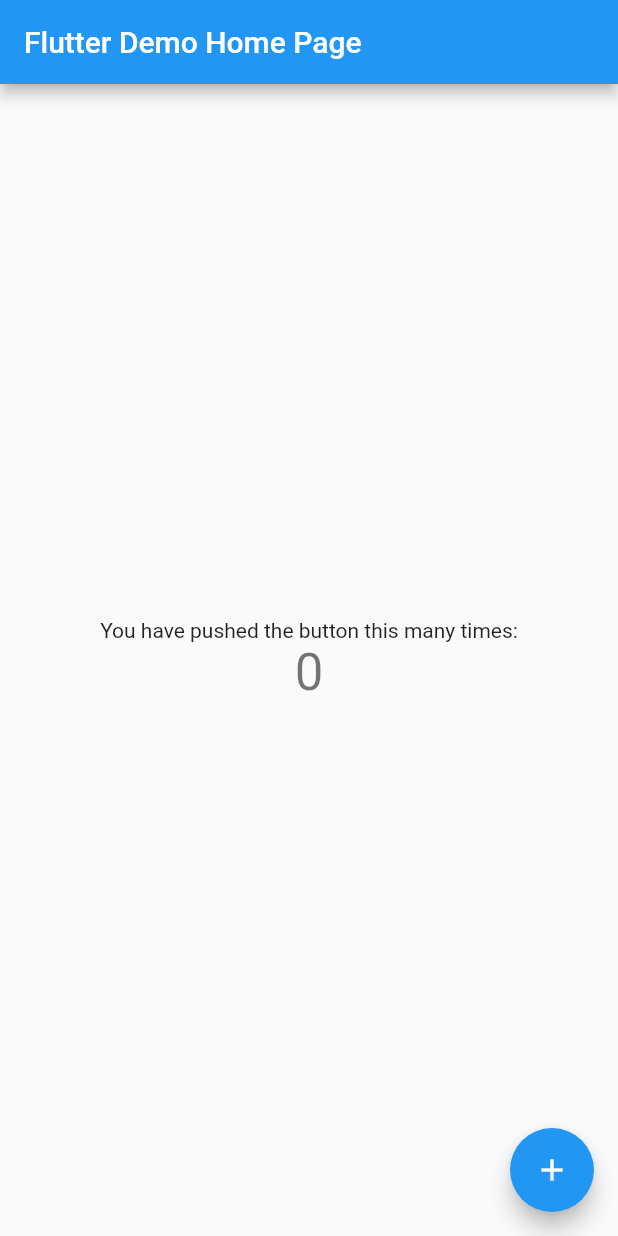
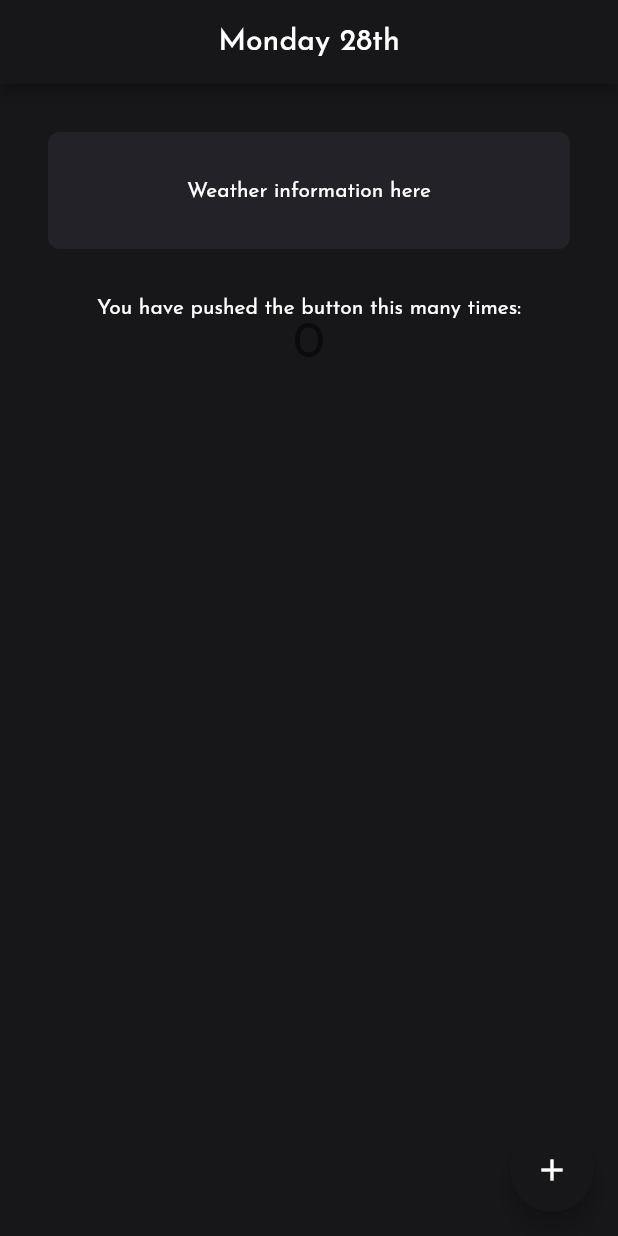
Before and after one commit to IanWambai/HydroIQToDo, a Flutter app: the screen it shows after launch, on a phone screen of 412 x 824 dp. Run offline on Flutter 3.47's test engine with Material 2 defaults, Android fonts, the phone set to English and light mode, and no system bars.

Commit message:
Initial UI
Set up initial todo and weather containers, as well as custom fonts.

Signed-off-by: Ian Wambai <ianwambai@gmail.com>

```diff
--- a/lib/main.dart
+++ b/lib/main.dart
@@ -4,26 +4,31 @@ void main() {
   runApp(MyApp());
 }
 
+const MaterialColor primarySwatch = MaterialColor(
+  0xff17171A,
+  <int, Color>{
+    50: Color(0xff17171A),
+    100: Color(0xff17171A),
+    200: Color(0xff17171A),
+    300: Color(0xff17171A),
+    400: Color(0xff17171A),
+    500: Color(0xff17171A),
+    600: Color(0xff17171A),
+    700: Color(0xff17171A),
+    800: Color(0xff17171A),
+    900: Color(0xff17171A),
+  },
+);
+
 class MyApp extends StatelessWidget {
-  // This widget is the root of your application.
   @override
   Widget build(BuildContext context) {
     return MaterialApp(
+      debugShowCheckedModeBanner: false,
       title: 'Flutter Demo',
       theme: ThemeData(
-        // This is the theme of your application.
-        //
-        // Try running your application with "flutter run". You'll see the
-        // application has a blue toolbar. Then, without quitting the app, try
-        // changing the primarySwatch below to Colors.green and then invoke
-        // "hot reload" (press "r" in the console where you ran "flutter run",
-        // or simply save your changes to "hot reload" in a Flutter IDE).
-        // Notice that the counter didn't reset back to zero; the application
-        // is not restarted.
-        primarySwatch: Colors.blue,
-        // This makes the visual density adapt to the platform that you run
-        // the app on. For desktop platforms, the controls will be smaller and
-        // closer together (more dense) than on mobile platforms.
+        fontFamily: 'JosefinSans',
+        primarySwatch: primarySwatch,
         visualDensity: VisualDensity.adaptivePlatformDensity,
       ),
       home: MyHomePage(title: 'Flutter Demo Home Page'),
@@ -33,15 +38,6 @@ class MyApp extends StatelessWidget {
 
 class MyHomePage extends StatefulWidget {
   MyHomePage({Key key, this.title}) : super(key: key);
-
-  // This widget is the home page of your application. It is stateful, meaning
-  // that it has a State object (defined below) that contains fields that affect
-  // how it looks.
-
-  // This class is the configuration for the state. It holds the values (in this
-  // case the title) provided by the parent (in this case the App widget) and
-  // used by the build method of the State. Fields in a Widget subclass are
-  // always marked "final".
 
   final String title;
 
@@ -54,51 +50,47 @@ class _MyHomePageState extends State<MyHomePage> {
 
   void _incrementCounter() {
     setState(() {
-      // This call to setState tells the Flutter framework that something has
-      // changed in this State, which causes it to rerun the build method below
-      // so that the display can reflect the updated values. If we changed
-      // _counter without calling setState(), then the build method would not be
-      // called again, and so nothing would appear to happen.
       _counter++;
     });
   }
 
   @override
   Widget build(BuildContext context) {
-    // This method is rerun every time setState is called, for instance as done
-    // by the _incrementCounter method above.
-    //
-    // The Flutter framework has been optimized to make rerunning build methods
-    // fast, so that you can just rebuild anything that needs updating rather
-    // than having to individually change instances of widgets.
     return Scaffold(
       appBar: AppBar(
-        // Here we take the value from the MyHomePage object that was created by
-        // the App.build method, and use it to set our appbar title.
-        title: Text(widget.title),
+        title: Center(child: Text("Monday 28th")),
       ),
-      body: Center(
-        // Center is a layout widget. It takes a single child and positions it
-        // in the middle of the parent.
+      body: Container(
+        color: Color(0xff17171A),
+        child: Center(
           child: Column(
-          // Column is also a layout widget. It takes a list of children and
-          // arranges them vertically. By default, it sizes itself to fit its
-          // children horizontally, and tries to be as tall as its parent.
-          //
-          // Invoke "debug painting" (press "p" in the console, choose the
-          // "Toggle Debug Paint" action from the Flutter Inspector in Android
-          // Studio, or the "Toggle Debug Paint" command in Visual Studio Code)
-          // to see the wireframe for each widget.
-          //
-          // Column has various properties to control how it sizes itself and
-          // how it positions its children. Here we use mainAxisAlignment to
-          // center the children vertically; the main axis here is the vertical
-          // axis because Columns are vertical (the cross axis would be
-          // horizontal).
-          mainAxisAlignment: MainAxisAlignment.center,
+            crossAxisAlignment: CrossAxisAlignment.center,
+            mainAxisSize: MainAxisSize.max,
+            mainAxisAlignment: MainAxisAlignment.start,
             children: <Widget>[
+              Padding(
+                padding: const EdgeInsets.all(32.0),
+                child: SizedBox(
+                  width: double.infinity,
+                  child: Container(
+                    decoration: BoxDecoration(
+                        color: Color(0xff222228),
+                        borderRadius: BorderRadius.all(Radius.circular(8))),
+                    child: Center(
+                      child: Padding(
+                        padding: const EdgeInsets.all(32.0),
+                        child: Text(
+                          'Weather information here',
+                          style: TextStyle(color: Colors.white),
+                        ),
+                      ),
+                    ),
+                  ),
+                ),
+              ),
               Text(
                 'You have pushed the button this many times:',
+                style: TextStyle(color: Colors.white),
               ),
               Text(
                 '$_counter',
@@ -107,11 +99,12 @@ class _MyHomePageState extends State<MyHomePage> {
             ],
           ),
         ),
+      ),
       floatingActionButton: FloatingActionButton(
         onPressed: _incrementCounter,
         tooltip: 'Increment',
         child: Icon(Icons.add),
-      ), // This trailing comma makes auto-formatting nicer for build methods.
+      ),
     );
   }
 }
```
Also changed, not shown: pubspec.yaml (+6 -11 lines), fonts/JosefinSans-Light.ttf (added), fonts/JosefinSans-Medium.ttf (added), fonts/JosefinSans-Regular.ttf (added), 1 other file. Lines whose indentation alone changed are shown as unchanged.
